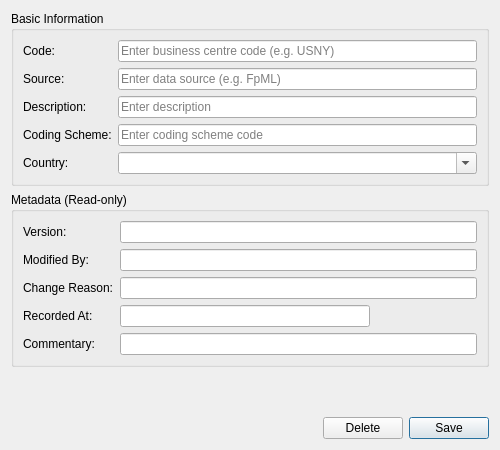
The window that projects/ores.qt/ui/BusinessCentreDetailDialog.ui (OreStudio/OreStudio) describes before a commit, drawn with Qt 5.
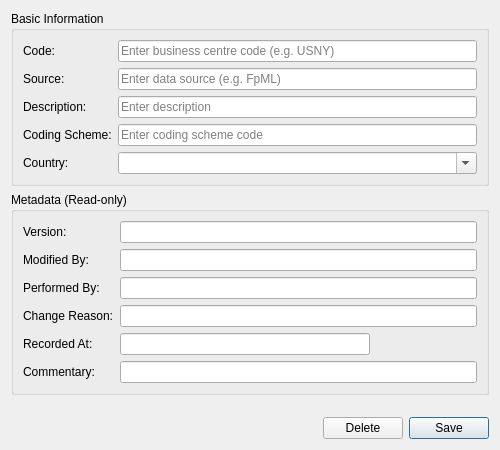
The same window after the commit.

Commit message:
[qt] Add Performed By field to remaining detail dialogs
Adds read-only performedByEdit to the metadata section of 13 detail
dialogs that were missing it: Currency, Country, BusinessCentre,
ChangeReason, ChangeReasonCategory, Account, Role, Tenant, TenantType,
FeatureFlag, DatasetBundle, NatureDimension, OriginDimension.

```diff
--- a/projects/ores.qt/ui/BusinessCentreDetailDialog.ui
+++ b/projects/ores.qt/ui/BusinessCentreDetailDialog.ui
@@ -140,27 +140,42 @@
        </widget>
       </item>
       <item row="2" column="0">
+       <widget class="QLabel" name="labelPerformedBy">
+        <property name="text">
+         <string>Performed By:</string>
+        </property>
+       </widget>
+      </item>
+      <item row="2" column="1">
+       <widget class="QLineEdit" name="performedByEdit">
+        <property name="readOnly">
+         <bool>true</bool>
+        </property>
+       </widget>
+      </item>
+
+      <item row="3" column="0">
        <widget class="QLabel" name="labelChangeReason">
         <property name="text">
          <string>Change Reason:</string>
         </property>
        </widget>
       </item>
-      <item row="2" column="1">
+      <item row="3" column="1">
        <widget class="QLineEdit" name="changeReasonEdit">
         <property name="readOnly">
          <bool>true</bool>
         </property>
        </widget>
       </item>
-      <item row="3" column="0">
+      <item row="4" column="0">
        <widget class="QLabel" name="labelRecordedAt">
         <property name="text">
          <string>Recorded At:</string>
         </property>
        </widget>
       </item>
-      <item row="3" column="1">
+      <item row="4" column="1">
        <widget class="QLineEdit" name="recordedAtEdit">
         <property name="readOnly">
          <bool>true</bool>
@@ -173,14 +188,14 @@
         </property>
        </widget>
       </item>
-      <item row="4" column="0">
+      <item row="5" column="0">
        <widget class="QLabel" name="labelCommentary">
         <property name="text">
          <string>Commentary:</string>
         </property>
        </widget>
       </item>
-      <item row="4" column="1">
+      <item row="5" column="1">
        <widget class="QLineEdit" name="commentaryEdit">
         <property name="readOnly">
          <bool>true</bool>
```
The commit also changes 26 other files.
